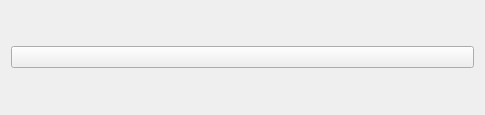
This is playerwidget.ui in mik9/qt-radio-t-client as Qt 5 draws it before an edit. The edited form follows.
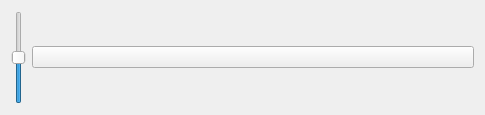
This is the edited form.

Commit message: Add volume slider.

The edit to the form file:
```diff
--- a/playerwidget.ui
+++ b/playerwidget.ui
@@ -14,6 +14,19 @@
    <string>Form</string>
   </property>
   <layout class="QHBoxLayout" name="horizontalLayout">
+   <item>
+    <widget class="QSlider" name="volumeSlider">
+     <property name="maximum">
+      <number>200</number>
+     </property>
+     <property name="value">
+      <number>100</number>
+     </property>
+     <property name="orientation">
+      <enum>Qt::Vertical</enum>
+     </property>
+    </widget>
+   </item>
    <item>
     <widget class="QPushButton" name="playPause">
      <property name="text">
```
The commit also changes 2 other files.
